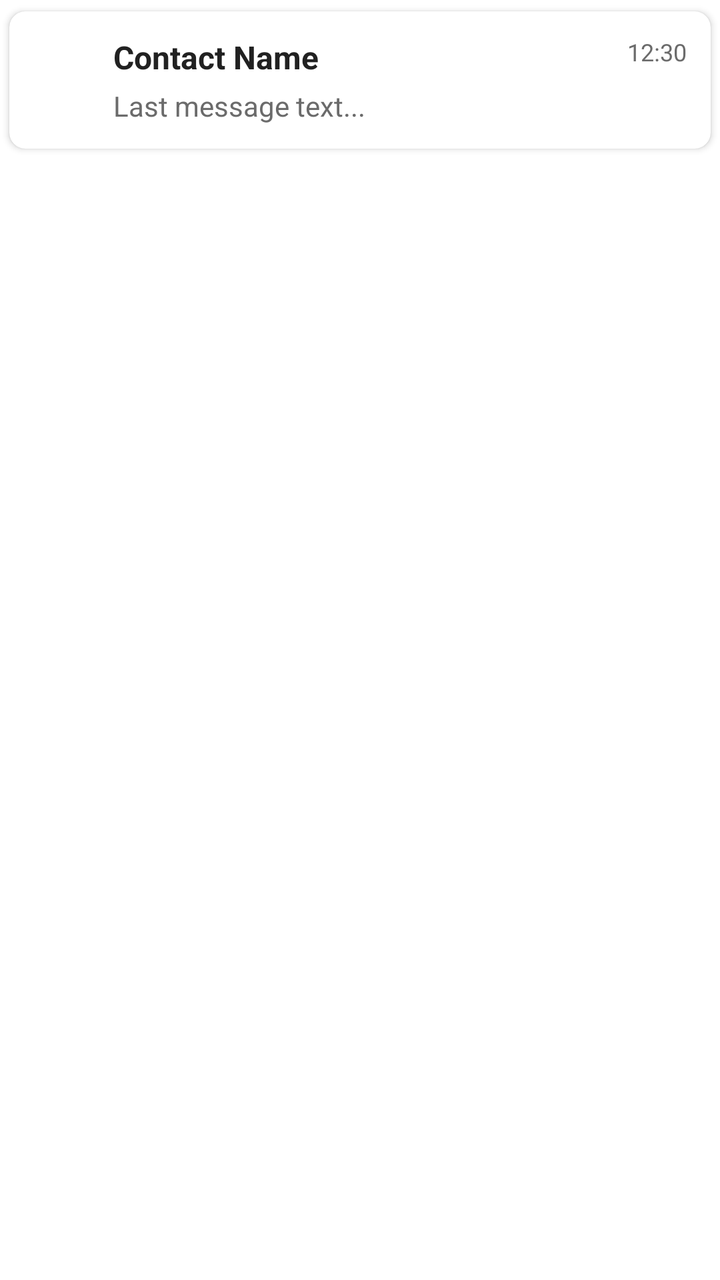
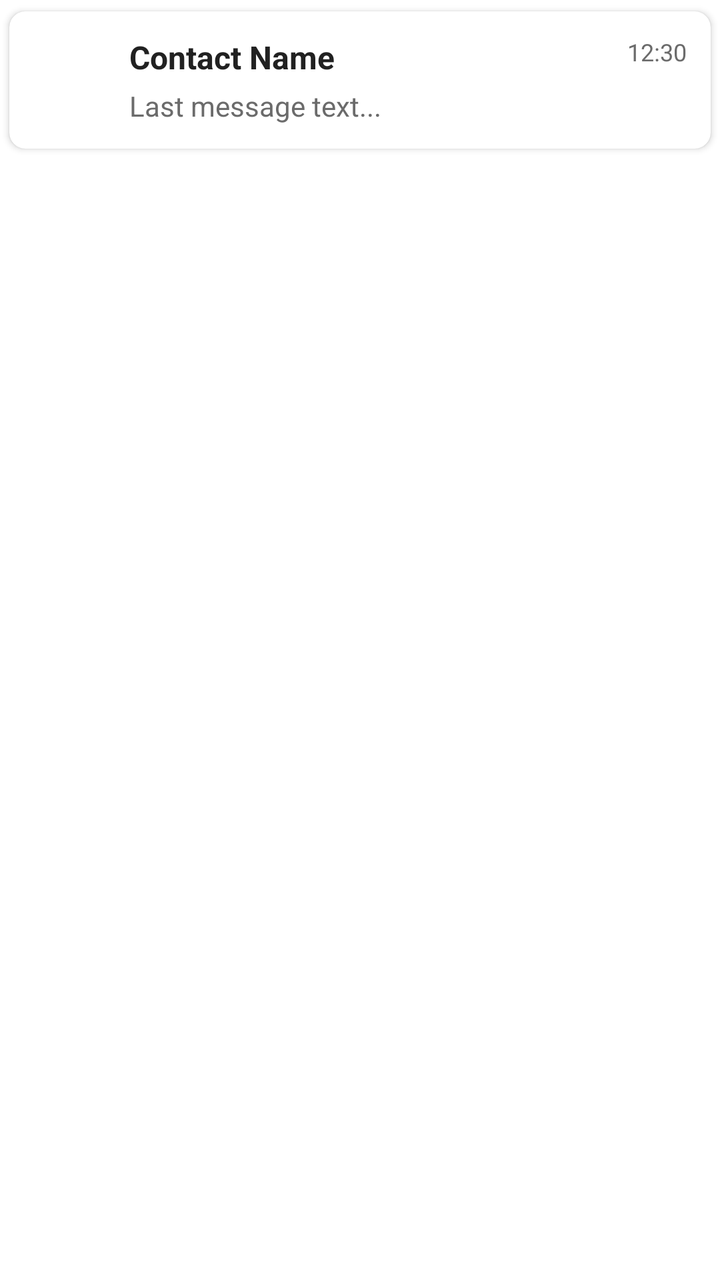

Two renders of the same Android screen: before a commit and after it. Below are the layout's source before the change and the commit's diff.
<!-- AndroidManifest.xml: application theme Theme.NotiSummarizer -->
<!-- res/layout/item_chat.xml -->
<?xml version="1.0" encoding="utf-8"?>
<LinearLayout xmlns:android="http://schemas.android.com/apk/res/android"
    xmlns:app="http://schemas.android.com/apk/res-auto"
    android:layout_width="match_parent"
    android:layout_height="wrap_content"
    android:orientation="vertical">

    <TextView
        style="@style/TextAppearance.App.DateHeader"
        android:id="@+id/headerDate"
        android:layout_width="match_parent"
        android:layout_height="wrap_content"
        android:visibility="gone"
        android:gravity="center_vertical"
        android:paddingStart="8dp"
        android:paddingEnd="8dp" />

    <com.google.android.material.card.MaterialCardView
        style="@style/Widget.App.Card"
        android:layout_width="match_parent"
        android:layout_height="wrap_content">

        <androidx.constraintlayout.widget.ConstraintLayout
            android:layout_width="match_parent"
            android:layout_height="wrap_content"
            android:padding="12dp">

            <ImageView
                android:id="@+id/imageViewAppIcon"
                android:layout_width="40dp"
                android:layout_height="40dp"
                android:layout_marginEnd="12dp"
                android:contentDescription="App icon"
                app:layout_constraintStart_toStartOf="parent"
                app:layout_constraintTop_toTopOf="parent"
                app:layout_constraintBottom_toBottomOf="parent" />

            <TextView
                android:id="@+id/textViewChatName"
                android:layout_width="0dp"
                android:layout_height="wrap_content"
                android:text="Contact Name"
                android:textSize="16sp"
                android:textStyle="bold"
                android:textColor="@color/colorTextPrimary"
                app:layout_constraintEnd_toStartOf="@+id/textViewTime"
                app:layout_constraintStart_toEndOf="@+id/imageViewAppIcon"
                app:layout_constraintTop_toTopOf="parent" />

            <TextView
                android:id="@+id/textViewTime"
                android:layout_width="wrap_content"
                android:layout_height="wrap_content"
                android:text="12:30"
                android:textSize="12sp"
                android:textColor="@color/colorTextSecondary"
                app:layout_constraintEnd_toEndOf="parent"
                app:layout_constraintTop_toTopOf="parent" />

            <TextView
                android:id="@+id/textViewLastMessage"
                android:layout_width="0dp"
                android:layout_height="wrap_content"
                android:layout_marginTop="4dp"
                android:text="Last message text..."
                android:textSize="14sp"
                android:maxLines="2"
                android:ellipsize="end"
                android:textColor="@color/colorTextSecondary"
                app:layout_constraintEnd_toStartOf="@+id/textViewUnreadCount"
                app:layout_constraintStart_toEndOf="@+id/imageViewAppIcon"
                app:layout_constraintTop_toBottomOf="@+id/textViewChatName" />

            <TextView
                android:id="@+id/textViewUnreadCount"
                android:layout_width="24dp"
                android:layout_height="24dp"
                android:layout_marginStart="8dp"
                android:background="@drawable/unread_badge_background"
                android:gravity="center"
                android:text="5"
                android:textColor="@android:color/white"
                android:textSize="12sp"
                android:textStyle="bold"
                android:visibility="gone"
                app:layout_constraintBottom_toBottomOf="@+id/textViewLastMessage"
                app:layout_constraintEnd_toEndOf="parent"
                app:layout_constraintTop_toTopOf="@+id/textViewLastMessage" />

        </androidx.constraintlayout.widget.ConstraintLayout>

    </com.google.android.material.card.MaterialCardView>

</LinearLayout>
<!-- resources referenced by this layout -->
<resources>
  <color name="colorTextPrimary">#212121</color>
  <color name="colorTextSecondary">#6B6B6B</color>
  <!-- drawable unread_badge_background (drawable) -->
  <?xml version="1.0" encoding="utf-8"?>
  <shape xmlns:android="http://schemas.android.com/apk/res/android"
      android:shape="oval">
      <solid android:color="#4CAF50" />
  </shape>
  <style name="TextAppearance.App.DateHeader" parent="TextAppearance.MaterialComponents.Subtitle1">
          <item name="android:textColor">@color/colorTextPrimary</item>
          <item name="android:textStyle">bold</item>
          <item name="android:padding">8dp</item>
      </style>
  <style name="Widget.App.Card" parent="Widget.MaterialComponents.CardView">
          <item name="cardCornerRadius">8dp</item>
          <item name="cardElevation">2dp</item>
          <item name="cardUseCompatPadding">true</item>
          <item name="android:foreground">?android:attr/selectableItemBackground</item>
      </style>
  <style name="Theme.NotiSummarizer" parent="Theme.MaterialComponents.DayNight.DarkActionBar">
          
          <item name="colorPrimary">@color/colorPrimary</item>
          <item name="colorPrimaryVariant">@color/colorPrimaryVariant</item>
          <item name="colorOnPrimary">@color/colorOnPrimary</item>
          
          <item name="colorSecondary">@color/colorSecondary</item>
          <item name="colorSecondaryVariant">@color/colorSecondaryVariant</item>
          <item name="colorOnSecondary">@color/black</item>
          
          <item name="android:statusBarColor">@color/colorPrimaryVariant</item>
          
          <item name="android:windowLightStatusBar">true</item>
          <item name="android:navigationBarColor">@color/colorBackground</item>
          <item name="android:windowBackground">@color/colorBackground</item>
          <item name="colorBackground">@color/colorBackground</item>
          <item name="colorSurface">@color/colorSurface</item>
          <item name="android:divider">@color/colorDivider</item>
      </style>
  <color name="colorPrimary">#8EE2A8</color>
  <color name="colorPrimaryVariant">#C6F6D5</color>
  <color name="colorOnPrimary">#FFFFFFFF</color>
  <color name="colorSecondary">#B8F0E4</color>
  <color name="colorSecondaryVariant">#DFFCF0</color>
  <color name="black">#FF000000</color>
  <color name="colorBackground">#FFFFFF</color>
  <color name="colorSurface">#FFFFFF</color>
  <color name="colorDivider">#EEF8F1</color>
</resources>

<!-- the commit's change to res/layout/item_chat.xml (unified diff, before → after) -->
@@ -42,6 +42,7 @@
                 android:text="Contact Name"
                 android:textSize="16sp"
                 android:textStyle="bold"
+                android:layout_marginStart="8dp"
                 android:textColor="@color/colorTextPrimary"
                 app:layout_constraintEnd_toStartOf="@+id/textViewTime"
                 app:layout_constraintStart_toEndOf="@+id/imageViewAppIcon"
@@ -62,6 +63,7 @@
                 android:layout_width="0dp"
                 android:layout_height="wrap_content"
                 android:layout_marginTop="4dp"
+                android:layout_marginStart="8dp"
                 android:text="Last message text..."
                 android:textSize="14sp"
                 android:maxLines="2"
